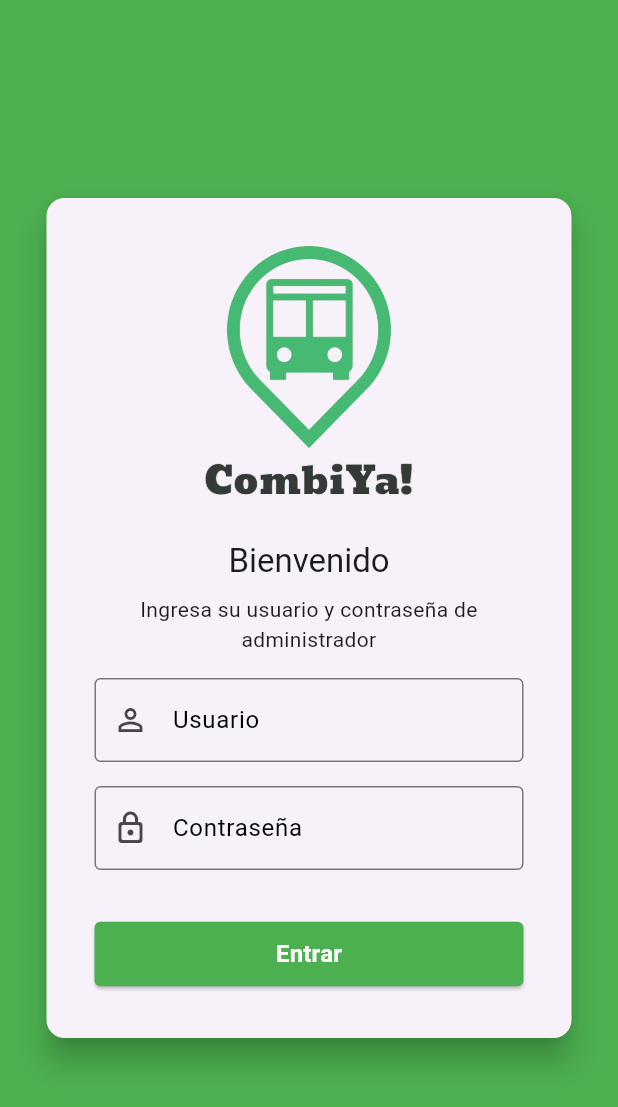
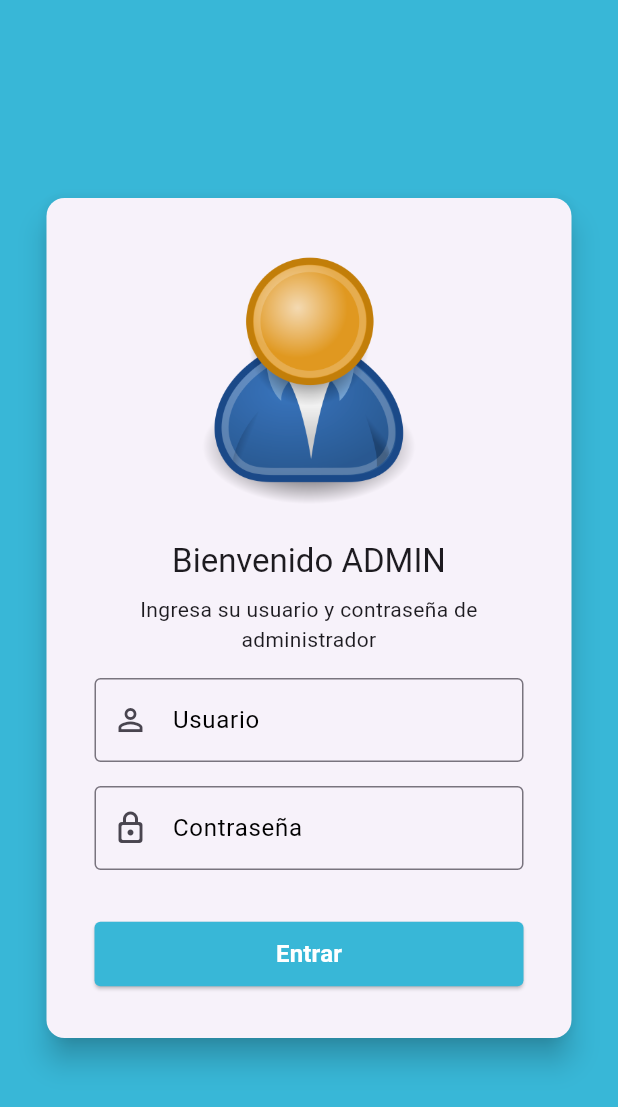
Before and after one commit to RafaelReynoso/tesis-perfil-admin, a Flutter app: the screen it shows after launch, on a phone screen of 412 x 824 dp. Shown: the top 1107 px of the screen. Run offline on Flutter 3.47's test engine with Material 3 defaults, Android fonts, the phone set to English and light mode, and no system bars; our stand-ins replace cloud_firestore, file_picker, firebase_core, firebase_database, firebase_storage, google_maps_flutter; missing offline and left inert: advance_pdf_viewer2; accounts and stored records are empty.

Commit message:
actualizando colores y diseño

```diff
--- a/lib/components/navigation_bar.dart
+++ b/lib/components/navigation_bar.dart
@@ -32,7 +32,7 @@ class _Barra_Navegacion extends State<Barra_Navegacion> {
             ),
           ),
         ),
-        backgroundColor: Colors.green,
+        backgroundColor: const Color.fromARGB(255, 56, 183, 215),
       ),
       bottomNavigationBar: NavigationBar(
         onDestinationSelected: (int index) {
@@ -40,7 +40,7 @@ class _Barra_Navegacion extends State<Barra_Navegacion> {
             currentPageIndex = index;
           });
         },
-        indicatorColor: Colors.green,
+        indicatorColor: const Color.fromARGB(255, 56, 183, 215),
         selectedIndex: currentPageIndex,
         destinations: const <Widget>[
           NavigationDestination(
@@ -53,7 +53,6 @@ class _Barra_Navegacion extends State<Barra_Navegacion> {
           ),
           NavigationDestination(
             icon: Badge(
-              label: Text('2'),
               child: Icon(Icons.circle_notifications),
             ),
             label: 'Notis',
--- a/lib/pages/login.dart
+++ b/lib/pages/login.dart
@@ -16,7 +16,7 @@ class _SignInPage1State extends State<SignInPage1> {
   @override
   Widget build(BuildContext context) {
     return Scaffold(
-      backgroundColor: Colors.green,
+      backgroundColor: const Color.fromARGB(255, 56, 183, 215),
       body: Form(
         key: _formKey,
         child: Center(
@@ -31,7 +31,7 @@ class _SignInPage1State extends State<SignInPage1> {
                   mainAxisAlignment: MainAxisAlignment.center,
                   children: [
                     Image.asset(
-                      'assets/bus_login.png',
+                      'assets/usuario.png',
                       height: 180,
                       width: 180,
                     ),
@@ -39,7 +39,7 @@ class _SignInPage1State extends State<SignInPage1> {
                     Padding(
                       padding: const EdgeInsets.symmetric(horizontal: 16.0),
                       child: Text(
-                        "Bienvenido",
+                        "Bienvenido ADMIN",
                         style: Theme.of(context).textTheme.titleLarge,
                       ),
                     ),
@@ -59,10 +59,10 @@ class _SignInPage1State extends State<SignInPage1> {
                         prefixIcon: Icon(Icons.person_outline),
                         border: OutlineInputBorder(),
                         focusedBorder: OutlineInputBorder(
-                          borderSide: BorderSide(color: Colors.green), // Color del borde cuando el campo está enfocado
+                          borderSide: BorderSide(color: Color.fromARGB(255, 56, 183, 215)), // Color del borde cuando el campo está enfocado
                         ),
                         focusedErrorBorder: OutlineInputBorder(
-                          borderSide: BorderSide(color: Colors.green), // Color del borde cuando hay un error y el campo está enfocado
+                          borderSide: BorderSide(color: Color.fromARGB(255, 56, 183, 215)), // Color del borde cuando hay un error y el campo está enfocado
                         ),
                         labelStyle: TextStyle(color: Colors.black),
                       ),
@@ -75,10 +75,10 @@ class _SignInPage1State extends State<SignInPage1> {
                         prefixIcon: Icon(Icons.lock_outline_rounded),
                         border: OutlineInputBorder(),
                         focusedBorder: OutlineInputBorder(
-                          borderSide: BorderSide(color: Colors.green), // Color del borde cuando el campo está enfocado
+                          borderSide: BorderSide(color: Color.fromARGB(255, 56, 183, 215)), // Color del borde cuando el campo está enfocado
                         ),
                         focusedErrorBorder: OutlineInputBorder(
-                          borderSide: BorderSide(color: Colors.green), // Color del borde cuando hay un error y el campo está enfocado
+                          borderSide: BorderSide(color: Color.fromARGB(255, 56, 183, 215)), // Color del borde cuando hay un error y el campo está enfocado
                         ),
                         labelStyle: TextStyle(color: Colors.black),
                       ),
@@ -93,7 +93,7 @@ class _SignInPage1State extends State<SignInPage1> {
                           shape: RoundedRectangleBorder(
                             borderRadius: BorderRadius.circular(4)
                           ),
-                          backgroundColor: Colors.green,
+                          backgroundColor: const Color.fromARGB(255, 56, 183, 215),
                         ),
                         onPressed: () {
                           _navegarABarraDeNavegacion();
--- a/lib/pages/profile.dart
+++ b/lib/pages/profile.dart
@@ -19,7 +19,7 @@ class Profile extends StatelessWidget {
                                     children: [
                                         const Divider(),
                                         Text(
-                                            'Nombre: Rafael',
+                                            'Admin: Rafael',
                                             style: Theme.of(context)
                                                 .textTheme
                                                 .titleLarge
--- a/pubspec.yaml
+++ b/pubspec.yaml
@@ -54,6 +54,7 @@ dependencies:
   firebase_messaging: ^14.9.4
   pdf: ^3.10.8
   flutter_pdfview: ^1.3.2
+  advance_pdf_viewer2: ^2.0.5+1
 
 dev_dependencies:
   flutter_test:
@@ -64,7 +65,7 @@ dev_dependencies:
   # activated in the `analysis_options.yaml` file located at the root of your
   # package. See that file for information about deactivating specific lint
   # rules and activating additional ones.
-  flutter_lints: ^3.0.0
+  flutter_lints: ^4.0.0
 
 # For information on the generic Dart part of this file, see the
 # following page: https://dart.dev/tools/pub/pubspec
```
Also changed, not shown: lib/pages/conductores.dart (+26 -3 lines), lib/pages/horario.dart (+51 -29 lines), lib/pages/notifications.dart (+26 -18 lines), pubspec.lock, 1 other file.
